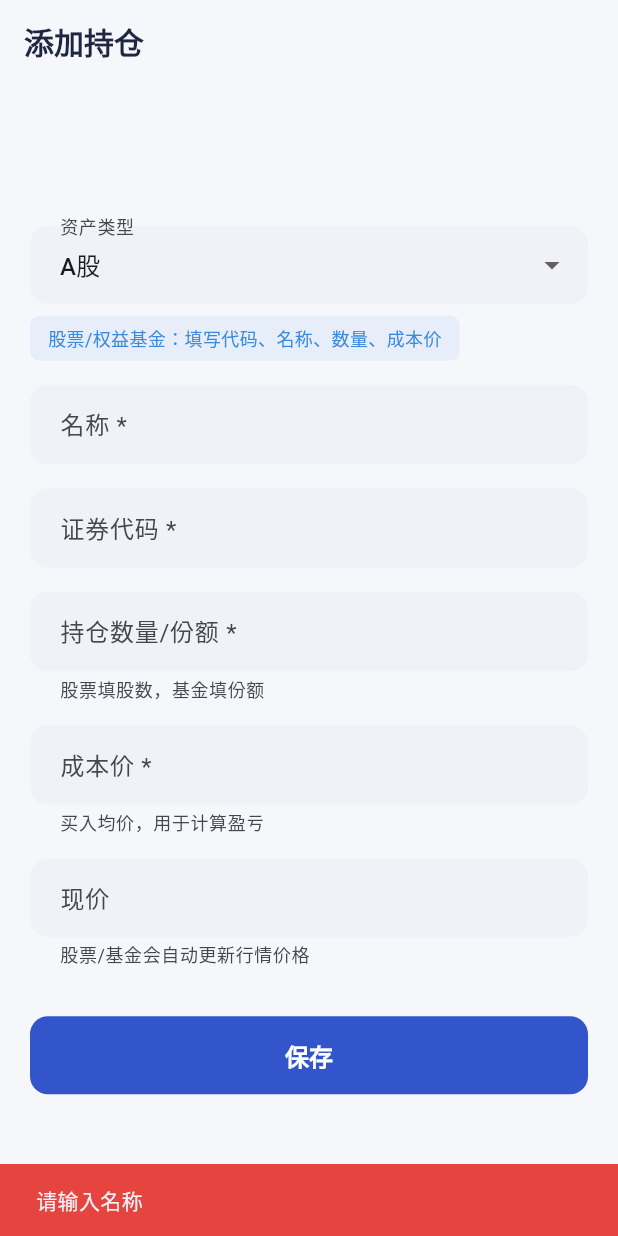
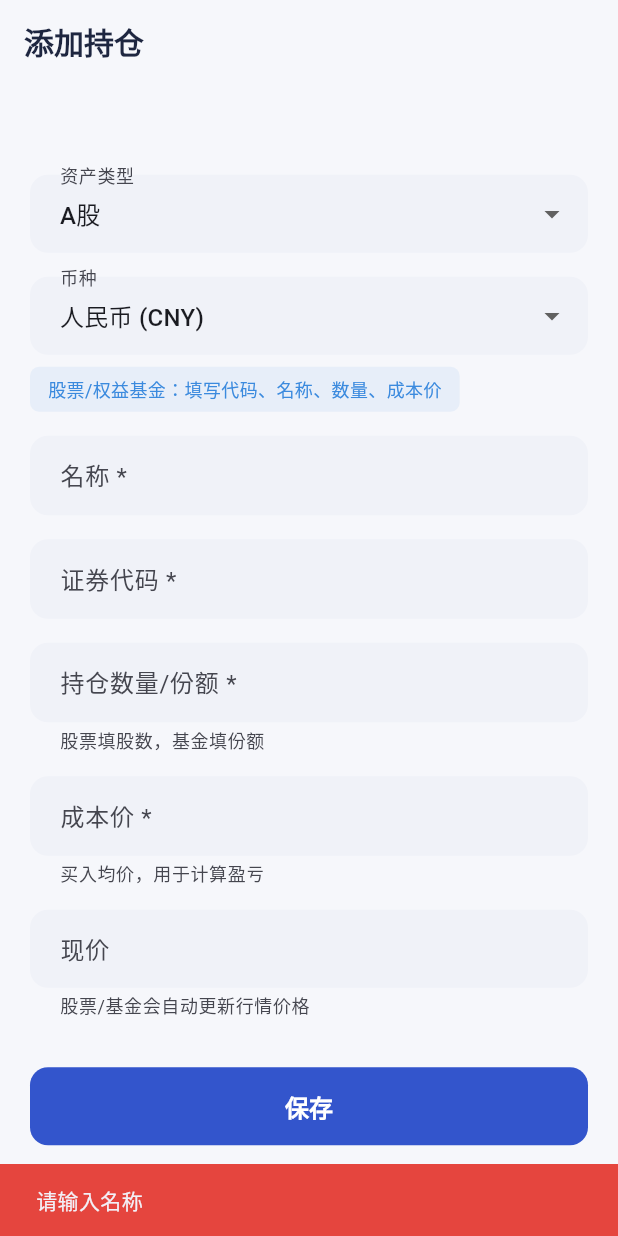
Before and after one commit to consonluo/PersonalFinancialAssistant, a Flutter app: the HoldingFormPage screen opened by its route, after a tap on "保存", on a phone screen of 412 x 824 dp. Run offline on Flutter 3.47's test engine with Material 3 defaults, Android fonts, the phone set to English and light mode, and no system bars; our stand-ins replace dio, drift, drift_flutter, file_picker, fl_chart, flutter_riverpod and 4 more; missing offline and left inert: dart:js_interop, encrypt, webdav_client; accounts and stored records are empty; generated files the repository leaves out were written again.

Commit message:
feat: 添加持仓货币字段和汇率转换
- Holdings 表添加 currency 字段
- HoldingModel 添加 currency 字段
- OCR 导入和编辑页面添加币种选择
- 编辑持仓页面添加币种选择
- asset_summary_provider 添加汇率转换逻辑
- 汇率转换服务暴露 getFallbackRate 公开方法
- 隐藏设置页 Gemini 配置，仅保留智谱AI
- 优化 OCR 货币识别逻辑，根据代码前缀判断

```diff
--- a/lib/core/utils/exchange_rate_service.dart
+++ b/lib/core/utils/exchange_rate_service.dart
@@ -98,6 +98,9 @@ class ExchangeRateService {
     return fallbackRates[from] ?? 1.0;
   }
 
+  /// 公开的获取兜底汇率方法
+  static double getFallbackRate(String from) => _getFallbackRate(from);
+
   /// 批量获取多种币种的汇率
   static Future<Map<String, double>> getRates(Set<String> currencies) async {
     final result = <String, double>{};
--- a/lib/data/database/app_database.dart
+++ b/lib/data/database/app_database.dart
@@ -30,7 +30,7 @@ class AppDatabase extends _$AppDatabase {
   AppDatabase.forTesting(super.e);
 
   @override
-  int get schemaVersion => 2;
+  int get schemaVersion => 3;
 
   @override
   MigrationStrategy get migration {
@@ -41,6 +41,10 @@ class AppDatabase extends _$AppDatabase {
       onUpgrade: (Migrator m, int from, int to) async {
         if (from < 2) {
           await m.createTable(assetSnapshots);
+        }
+        if (from < 3) {
+          // 添加 currency 字段到 holdings 表
+          await m.addColumn(holdings, holdings.currency);
         }
       },
     );
--- a/lib/data/database/tables/holdings.dart
+++ b/lib/data/database/tables/holdings.dart
@@ -12,6 +12,7 @@ class Holdings extends Table {
   RealColumn get currentPrice => real().withDefault(const Constant(0))();
   TextColumn get tags => text().withDefault(const Constant(''))(); // JSON array string
   TextColumn get notes => text().withDefault(const Constant(''))();
+  TextColumn get currency => text().withDefault(const Constant('CNY'))(); // 币种: CNY/HKD/USD/EUR/GBP
   DateTimeColumn get createdAt => dateTime().withDefault(currentDateAndTime)();
   DateTimeColumn get updatedAt => dateTime().withDefault(currentDateAndTime)();
 
--- a/lib/data/models/holding_model.dart
+++ b/lib/data/models/holding_model.dart
@@ -13,6 +13,7 @@ class HoldingModel {
   final double currentPrice;
   final List<String> tags;
   final String notes;
+  final String currency; // 币种: CNY/HKD/USD/EUR/GBP
   final DateTime createdAt;
   final DateTime updatedAt;
 
@@ -27,6 +28,7 @@ class HoldingModel {
     this.currentPrice = 0,
     this.tags = const [],
     this.notes = '',
+    this.currency = 'CNY',
     required this.createdAt,
     required this.updatedAt,
   });
@@ -68,6 +70,7 @@ class HoldingModel {
       currentPrice: (json['currentPrice'] as num?)?.toDouble() ?? 0,
       tags: parseTags(json['tags']),
       notes: json['notes'] as String? ?? '',
+      currency: json['currency'] as String? ?? 'CNY',
       createdAt: DateTime.parse(json['createdAt'] as String),
       updatedAt: DateTime.parse(json['updatedAt'] as String),
     );
@@ -84,6 +87,7 @@ class HoldingModel {
         'currentPrice': currentPrice,
         'tags': tags,
         'notes': notes,
+        'currency': currency,
         'createdAt': createdAt.toIso8601String(),
         'updatedAt': updatedAt.toIso8601String(),
       };
@@ -99,6 +103,7 @@ class HoldingModel {
     double? currentPrice,
     List<String>? tags,
     String? notes,
+    String? currency,
     DateTime? createdAt,
     DateTime? updatedAt,
   }) {
@@ -113,6 +118,7 @@ class HoldingModel {
       currentPrice: currentPrice ?? this.currentPrice,
       tags: tags ?? this.tags,
       notes: notes ?? this.notes,
+      currency: currency ?? this.currency,
       createdAt: createdAt ?? this.createdAt,
       updatedAt: updatedAt ?? this.updatedAt,
     );
--- a/lib/ui/holdings/holding_form_page.dart
+++ b/lib/ui/holdings/holding_form_page.dart
@@ -7,6 +7,7 @@ import '../../core/constants/app_constants.dart';
 import '../../core/theme/app_colors.dart';
 import '../../core/utils/asset_classifier.dart';
 import '../../core/utils/category_group.dart';
+import '../../core/utils/exchange_rate_service.dart';
 import '../../core/utils/snapshot_service.dart';
 import '../../providers/database_provider.dart';
 import '../../providers/sync_provider.dart';
@@ -33,6 +34,7 @@ class _HoldingFormPageState extends ConsumerState<HoldingFormPage> {
   final _totalAmountController = TextEditingController();
   final _totalCostController = TextEditingController();
   AssetType _assetType = AssetType.aStock;
+  String _currency = 'CNY'; // 默认人民币
   bool _isEdit = false;
   String? _existingAccountId;
 
@@ -70,6 +72,7 @@ class _HoldingFormPageState extends ConsumerState<HoldingFormPage> {
       _priceController.text = h.currentPrice.toString();
       _existingAccountId = h.accountId;
       _assetType = AssetType.values.firstWhere((e) => e.name == h.assetType, orElse: () => AssetType.other);
+      _currency = h.currency ?? 'CNY';
       // 理财/存款模式下，填充总额字段
       if (_inputMode == _InputMode.deposit) {
         _totalAmountController.text = (h.quantity * h.currentPrice).toString();
@@ -120,6 +123,20 @@ class _HoldingFormPageState extends ConsumerState<HoldingFormPage> {
                   decoration: const InputDecoration(labelText: '资产类型'),
                   items: AssetType.values.map((t) => DropdownMenuItem(value: t, child: Text(t.label))).toList(),
                   onChanged: (v) => setState(() { _assetType = v ?? AssetType.other; _typeManuallySet = true; }),
+                ),
+                const SizedBox(height: 16),
+                // 币种选择
+                DropdownButtonFormField<String>(
+                  value: _currency,
+                  decoration: const InputDecoration(labelText: '币种'),
+                  items: const [
+                    DropdownMenuItem(value: 'CNY', child: Text('人民币 (CNY)')),
+                    DropdownMenuItem(value: 'USD', child: Text('美元 (USD)')),
+                    DropdownMenuItem(value: 'HKD', child: Text('港币 (HKD)')),
+                    DropdownMenuItem(value: 'EUR', child: Text('欧元 (EUR)')),
+                    DropdownMenuItem(value: 'GBP', child: Text('英镑 (GBP)')),
+                  ],
+                  onChanged: (v) => setState(() => _currency = v ?? 'CNY'),
                 ),
                 const SizedBox(height: 8),
                 // 输入模式提示
@@ -325,6 +342,7 @@ class _HoldingFormPageState extends ConsumerState<HoldingFormPage> {
           currentPrice: Value(currentPrice),
           tags: Value(existing?.tags ?? ''),
           notes: Value(existing?.notes ?? ''),
+          currency: Value(_currency),
           createdAt: Value(existing?.createdAt ?? now),
           updatedAt: Value(now),
         ));
@@ -338,6 +356,7 @@ class _HoldingFormPageState extends ConsumerState<HoldingFormPage> {
           quantity: Value(quantity),
           costPrice: Value(costPrice),
           currentPrice: Value(currentPrice),
+          currency: Value(_currency),
           createdAt: Value(now),
           updatedAt: Value(now),
         ));
```
Also changed, not shown: lib/core/utils/ocr_parser.dart (+61 -25 lines), lib/providers/asset_summary_provider.dart (+41 -8 lines), lib/ui/holdings/ocr_import_page.dart (+40 -5 lines), lib/ui/settings/settings_page.dart (+20 -39 lines), lib/data/database/app_database.g.dart.
